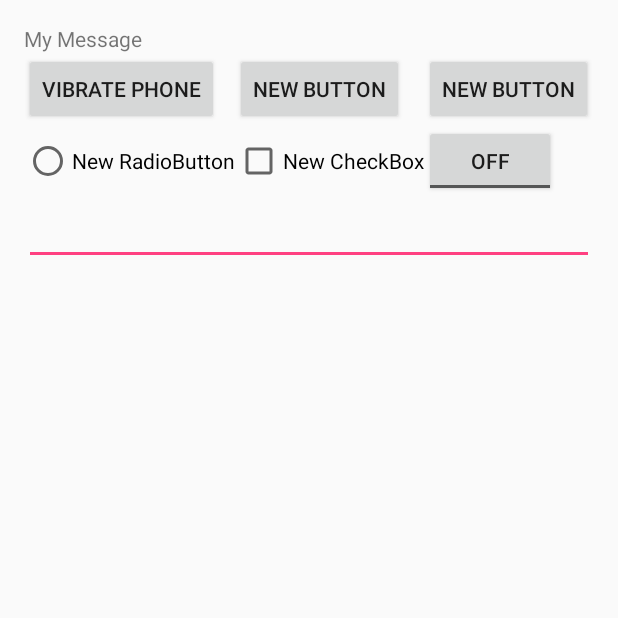
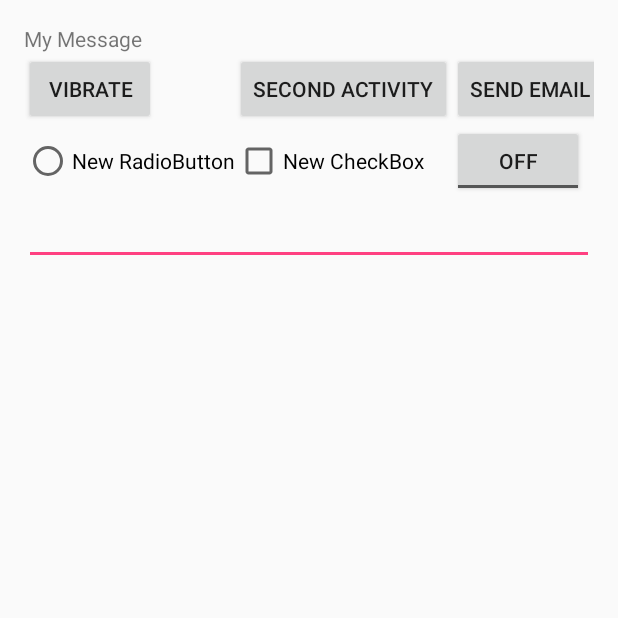
Before and after one commit to rsviju/InClassExamples, an Android app: the screen it shows after launch (MainActivity), on a phone screen of 412 x 824 dp, the top half of it. Run offline under Robolectric (Android 15) with nearby library versions, the phone set to English and light mode, and no system bars.

Commit message:
Added examples for starting activities, reading shared preferences, etc. Also shows resultCodes and requestCodes in onActivityResult()

```diff
--- a/app/src/main/res/layout-sw600dp/activity_main.xml
+++ b/app/src/main/res/layout-sw600dp/activity_main.xml
@@ -24,19 +24,19 @@
         <Button
             android:layout_width="wrap_content"
             android:layout_height="wrap_content"
-            android:text="kk"
+            android:text="@string/Vibrate"
             android:id="@+id/b1"/>
 
         <Button
             android:layout_width="wrap_content"
             android:layout_height="wrap_content"
-            android:text="New Button"
+            android:text="Second Activity"
             android:id="@+id/b2" />
 
         <Button
             android:layout_width="wrap_content"
             android:layout_height="wrap_content"
-            android:text="New Button"
+            android:text="Send Email"
             android:id="@+id/b3" />
 
         <RadioButton
--- a/app/src/main/res/layout/activity_main.xml
+++ b/app/src/main/res/layout/activity_main.xml
@@ -30,13 +30,13 @@
         <Button
             android:layout_width="wrap_content"
             android:layout_height="wrap_content"
-            android:text="New Button"
+            android:text="Second Activity"
             android:id="@+id/b2" />
 
         <Button
         android:layout_width="wrap_content"
         android:layout_height="wrap_content"
-        android:text="New Button"
+        android:text="Send Email"
         android:id="@+id/b3" />
 
         <RadioButton
--- a/app/src/main/res/values/strings.xml
+++ b/app/src/main/res/values/strings.xml
@@ -1,5 +1,7 @@
 <resources>
     <string name="app_name">InClassExamples</string>
     <string name="message">My Message</string>
-    <string name="Vibrate">Vibrate phone</string>
+    <string name="Vibrate">Vibrate</string>
+    <string name="SecondActivityQuestion">what did the fox say?</string>
+    <string name="SecondActivityAnswer">Type your answer here</string>
 </resources>
```
Also changed, not shown: app/src/main/java/com/example/etorunski/inclassexamples/MainActivity.java (+62 -18 lines), app/src/main/java/com/example/etorunski/inclassexamples/SecondActivity.java (+32 -2 lines), app/src/main/res/layout/new_layout.xml (+15 -1 lines).
